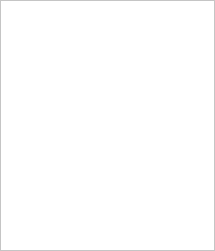
The window that uman/src/QUAmazonArea.ui (UltraStar-Deluxe/UltraStar-Manager) describes before a commit, drawn with Qt 5.
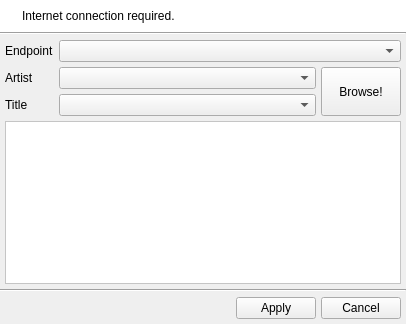
The same window after the commit. Icons and pictures are not drawn.

Commit message: get covers from amazon - download them to a temp directory for now :)

Patch:
```diff
--- a/uman/src/QUAmazonArea.ui
+++ b/uman/src/QUAmazonArea.ui
@@ -5,14 +5,14 @@
    <rect>
     <x>0</x>
     <y>0</y>
-    <width>215</width>
-    <height>251</height>
+    <width>406</width>
+    <height>324</height>
    </rect>
   </property>
   <property name="windowTitle" >
    <string>Form</string>
   </property>
-  <layout class="QHBoxLayout" name="horizontalLayout_2" >
+  <layout class="QVBoxLayout" name="verticalLayout_2" >
    <property name="spacing" >
     <number>0</number>
    </property>
@@ -20,7 +20,7 @@
     <number>0</number>
    </property>
    <item>
-    <widget class="QScrollArea" name="scrollArea" >
+    <widget class="QFrame" name="frame" >
      <property name="palette" >
       <palette>
        <active>
@@ -88,27 +88,288 @@
      <property name="autoFillBackground" >
       <bool>true</bool>
      </property>
-     <property name="horizontalScrollBarPolicy" >
-      <enum>Qt::ScrollBarAsNeeded</enum>
+     <property name="frameShadow" >
+      <enum>QFrame::Raised</enum>
      </property>
-     <property name="widgetResizable" >
-      <bool>true</bool>
+     <layout class="QHBoxLayout" >
+      <item>
+       <widget class="QLabel" name="infoIconLbl" >
+        <property name="sizePolicy" >
+         <sizepolicy vsizetype="Preferred" hsizetype="Fixed" >
+          <horstretch>0</horstretch>
+          <verstretch>0</verstretch>
+         </sizepolicy>
+        </property>
+        <property name="text" >
+         <string/>
+        </property>
+        <property name="pixmap" >
+         <pixmap resource="images/uman.qrc" >:/marks/information.png</pixmap>
+        </property>
+        <property name="alignment" >
+         <set>Qt::AlignLeading|Qt::AlignLeft|Qt::AlignTop</set>
+        </property>
+       </widget>
+      </item>
+      <item>
+       <widget class="QLabel" name="label" >
+        <property name="text" >
+         <string>Internet connection required.</string>
+        </property>
+        <property name="alignment" >
+         <set>Qt::AlignLeading|Qt::AlignLeft|Qt::AlignTop</set>
+        </property>
+        <property name="wordWrap" >
+         <bool>true</bool>
+        </property>
+       </widget>
+      </item>
+     </layout>
+    </widget>
+   </item>
+   <item>
+    <widget class="Line" name="line" >
+     <property name="orientation" >
+      <enum>Qt::Horizontal</enum>
      </property>
-     <property name="alignment" >
-      <set>Qt::AlignCenter</set>
+    </widget>
+   </item>
+   <item>
+    <layout class="QVBoxLayout" name="verticalLayout" >
+     <property name="spacing" >
+      <number>5</number>
      </property>
-     <widget class="QWidget" name="content" >
-      <property name="geometry" >
-       <rect>
-        <x>0</x>
-        <y>0</y>
-        <width>211</width>
-        <height>247</height>
-       </rect>
-      </property>
-     </widget>
+     <property name="margin" >
+      <number>5</number>
+     </property>
+     <item>
+      <layout class="QGridLayout" name="gridLayout" >
+       <item row="0" column="0" >
+        <widget class="QLabel" name="label_2" >
+         <property name="text" >
+          <string>Endpoint</string>
+         </property>
+        </widget>
+       </item>
+       <item row="0" column="1" colspan="2" >
+        <widget class="QComboBox" name="endpointCombo" >
+         <property name="sizePolicy" >
+          <sizepolicy vsizetype="Fixed" hsizetype="Expanding" >
+           <horstretch>0</horstretch>
+           <verstretch>0</verstretch>
+          </sizepolicy>
+         </property>
+        </widget>
+       </item>
+       <item row="1" column="0" >
+        <widget class="QLabel" name="label_3" >
+         <property name="text" >
+          <string>Artist</string>
+         </property>
+        </widget>
+       </item>
+       <item row="1" column="1" >
+        <widget class="QComboBox" name="artistCombo" >
+         <property name="sizePolicy" >
+          <sizepolicy vsizetype="Fixed" hsizetype="Expanding" >
+           <horstretch>0</horstretch>
+           <verstretch>0</verstretch>
+          </sizepolicy>
+         </property>
+        </widget>
+       </item>
+       <item rowspan="2" row="1" column="2" >
+        <widget class="QPushButton" name="getCoversBtn" >
+         <property name="sizePolicy" >
+          <sizepolicy vsizetype="Preferred" hsizetype="Preferred" >
+           <horstretch>0</horstretch>
+           <verstretch>0</verstretch>
+          </sizepolicy>
+         </property>
+         <property name="text" >
+          <string>Browse!</string>
+         </property>
+         <property name="icon" >
+          <iconset resource="images/uman.qrc" >
+           <normaloff>:/control/websearch32.png</normaloff>:/control/websearch32.png</iconset>
+         </property>
+         <property name="iconSize" >
+          <size>
+           <width>32</width>
+           <height>32</height>
+          </size>
+         </property>
+        </widget>
+       </item>
+       <item row="2" column="0" >
+        <widget class="QLabel" name="label_4" >
+         <property name="text" >
+          <string>Title</string>
+         </property>
+        </widget>
+       </item>
+       <item row="2" column="1" >
+        <widget class="QComboBox" name="titleCombo" >
+         <property name="sizePolicy" >
+          <sizepolicy vsizetype="Fixed" hsizetype="Expanding" >
+           <horstretch>0</horstretch>
+           <verstretch>0</verstretch>
+          </sizepolicy>
+         </property>
+        </widget>
+       </item>
+      </layout>
+     </item>
+     <item>
+      <widget class="QScrollArea" name="scrollArea" >
+       <property name="palette" >
+        <palette>
+         <active>
+          <colorrole role="Base" >
+           <brush brushstyle="SolidPattern" >
+            <color alpha="255" >
+             <red>255</red>
+             <green>255</green>
+             <blue>255</blue>
+            </color>
+           </brush>
+          </colorrole>
+          <colorrole role="Window" >
+           <brush brushstyle="SolidPattern" >
+            <color alpha="255" >
+             <red>255</red>
+             <green>255</green>
+             <blue>255</blue>
+            </color>
+           </brush>
+          </colorrole>
+         </active>
+         <inactive>
+          <colorrole role="Base" >
+           <brush brushstyle="SolidPattern" >
+            <color alpha="255" >
+             <red>255</red>
+             <green>255</green>
+             <blue>255</blue>
+            </color>
+           </brush>
+          </colorrole>
+          <colorrole role="Window" >
+           <brush brushstyle="SolidPattern" >
+            <color alpha="255" >
+             <red>255</red>
+             <green>255</green>
+             <blue>255</blue>
+            </color>
+           </brush>
+          </colorrole>
+         </inactive>
+         <disabled>
+          <colorrole role="Base" >
+           <brush brushstyle="SolidPattern" >
+            <color alpha="255" >
+             <red>255</red>
+             <green>255</green>
+             <blue>255</blue>
+            </color>
+           </brush>
+          </colorrole>
+          <colorrole role="Window" >
+           <brush brushstyle="SolidPattern" >
+            <color alpha="255" >
+             <red>255</red>
+             <green>255</green>
+             <blue>255</blue>
+            </color>
+           </brush>
+          </colorrole>
+         </disabled>
+        </palette>
+       </property>
+       <property name="autoFillBackground" >
+        <bool>true</bool>
+       </property>
+       <property name="horizontalScrollBarPolicy" >
+        <enum>Qt::ScrollBarAlwaysOff</enum>
+       </property>
+       <property name="widgetResizable" >
+        <bool>true</bool>
+       </property>
+       <property name="alignment" >
+        <set>Qt::AlignCenter</set>
+       </property>
+       <widget class="QWidget" name="content" >
+        <property name="geometry" >
+         <rect>
+          <x>0</x>
+          <y>0</y>
+          <width>392</width>
+          <height>155</height>
+         </rect>
+        </property>
+        <property name="sizePolicy" >
+         <sizepolicy vsizetype="Expanding" hsizetype="Preferred" >
+          <horstretch>0</horstretch>
+          <verstretch>0</verstretch>
+         </sizepolicy>
+        </property>
+       </widget>
+      </widget>
+     </item>
+    </layout>
+   </item>
+   <item>
+    <widget class="Line" name="line_2" >
+     <property name="orientation" >
+      <enum>Qt::Horizontal</enum>
+     </property>
     </widget>
    </item>
+   <item>
+    <layout class="QHBoxLayout" name="horizontalLayout_3" >
+     <property name="spacing" >
+      <number>5</number>
+     </property>
+     <property name="margin" >
+      <number>5</number>
+     </property>
+     <item>
+      <spacer name="horizontalSpacer" >
+       <property name="orientation" >
+        <enum>Qt::Horizontal</enum>
+       </property>
+       <property name="sizeHint" stdset="0" >
+        <size>
+         <width>40</width>
+         <height>20</height>
+        </size>
+       </property>
+      </spacer>
+     </item>
+     <item>
+      <widget class="QPushButton" name="applyBtn" >
+       <property name="text" >
+        <string>Apply</string>
+       </property>
+       <property name="icon" >
+        <iconset resource="images/uman.qrc" >
+         <normaloff>:/marks/accept.png</normaloff>:/marks/accept.png</iconset>
+       </property>
+      </widget>
+     </item>
+     <item>
+      <widget class="QPushButton" name="cancelBtn" >
+       <property name="text" >
+        <string>Cancel</string>
+       </property>
+       <property name="icon" >
+        <iconset resource="images/uman.qrc" >
+         <normaloff>:/marks/cancel.png</normaloff>:/marks/cancel.png</iconset>
+       </property>
+      </widget>
+     </item>
+    </layout>
+   </item>
   </layout>
  </widget>
  <resources/>
```
Left out of the diff: 6 changed lines with no effect on the pictures. The commit also changes 22 other files.
